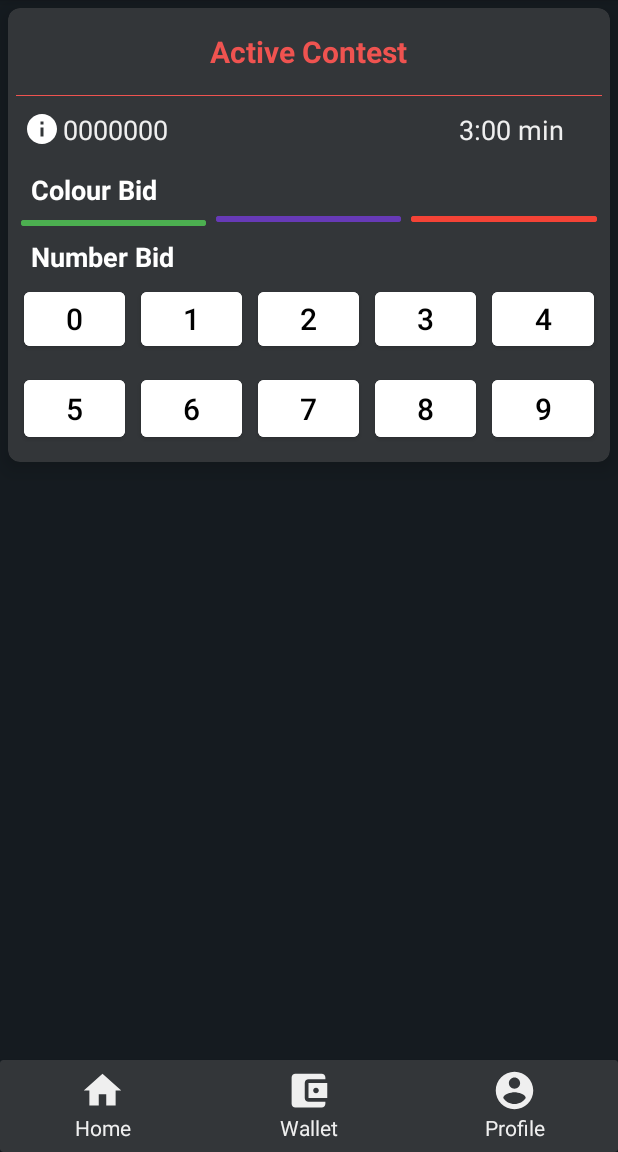
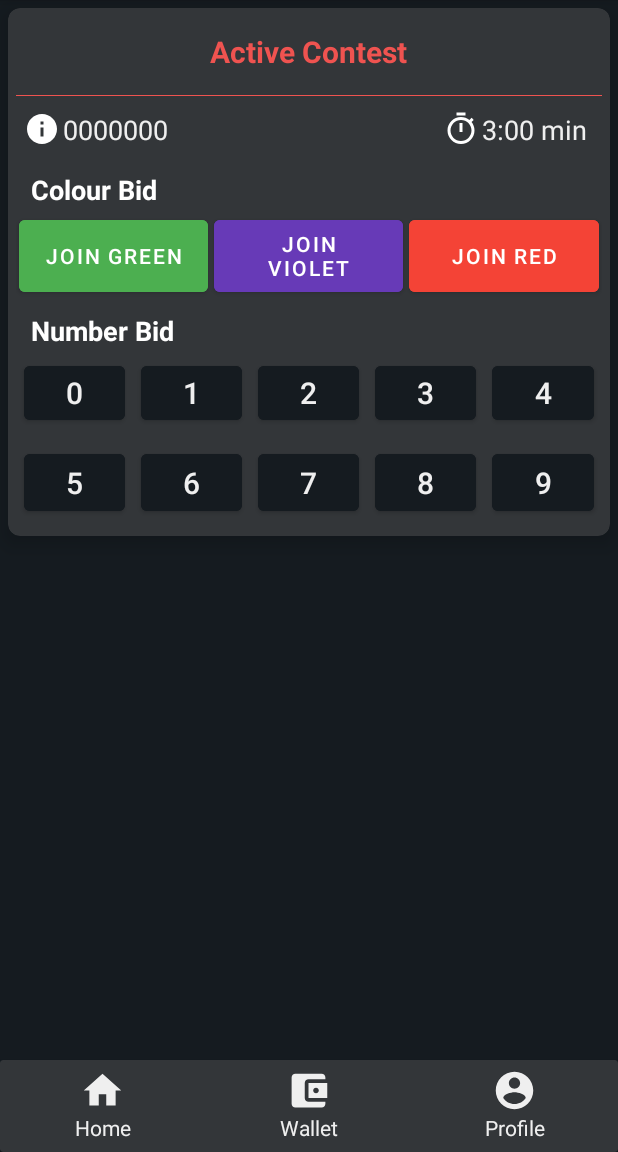
Before and after one commit to 1tsak/crypto-mine, an Android app: the FragmentHome screen opened directly, with no data from a screen before it, on a phone screen of 412 x 824 dp, the part 84-1236 px from its top. Run offline under Robolectric (Android 15) with nearby library versions, the phone set to English and light mode, and no system bars.

Commit message:
update v1

```diff
--- a/app/src/main/java/com/oadev/bidding/AddMoneyActivity.java
+++ b/app/src/main/java/com/oadev/bidding/AddMoneyActivity.java
@@ -29,7 +29,7 @@ public class AddMoneyActivity extends AppCompatActivity {
     EditText amountfield;
     ProgressBar progressBar;
     String orderIdString;
-    private Integer ActivityRequestCode = 2;
+    private final Integer ActivityRequestCode = 2;
 
     @Override
     protected void onCreate(Bundle savedInstanceState) {
@@ -116,7 +116,7 @@ public class AddMoneyActivity extends AppCompatActivity {
 
             @Override
             public void onErrorProceed(String s) {
-                Log.e("paytm", " onErrorProcess " + s.toString());
+                Log.e("paytm", " onErrorProcess " + s);
             }
 
             @Override
@@ -180,6 +180,6 @@ public class AddMoneyActivity extends AppCompatActivity {
         Random rand = new Random();
         int min = 1000, max = 9999;
         int randomNum = rand.nextInt((max - min) + 1) + min;
-        return date + String.valueOf(randomNum);
+        return date + randomNum;
     }
 }
--- a/app/src/main/java/com/oadev/bidding/Config.java
+++ b/app/src/main/java/com/oadev/bidding/Config.java
@@ -2,7 +2,7 @@ package com.oadev.bidding;
 
 public class Config {
     public static String BASE_URL = "https://bid.codebazar.in/bidding/";
-    public static String loginUrl = BASE_URL+"login.php?";
-    public static String signupUrl = BASE_URL+"signup.php?";
+    public static String loginUrl = BASE_URL + "login.php?";
+    public static String signupUrl = BASE_URL + "signup.php?";
     public static String paytmMID = "";
 }
--- a/app/src/main/java/com/oadev/bidding/FragmentHome.java
+++ b/app/src/main/java/com/oadev/bidding/FragmentHome.java
@@ -87,7 +87,7 @@ public class FragmentHome extends Fragment {
             }
         });
 
-         num5.setOnClickListener(new View.OnClickListener() {
+        num5.setOnClickListener(new View.OnClickListener() {
             @Override
             public void onClick(View view) {
 
@@ -123,7 +123,6 @@ public class FragmentHome extends Fragment {
         });
 
 
-
     }
 
     private void bindviews(View view) {
--- a/app/src/main/java/com/oadev/bidding/OtpEditText.java
+++ b/app/src/main/java/com/oadev/bidding/OtpEditText.java
@@ -7,13 +7,14 @@ import android.text.Editable;
 import android.util.AttributeSet;
 import android.view.ActionMode;
 import android.view.View;
+
 import androidx.appcompat.widget.AppCompatEditText;
 
 public class OtpEditText extends AppCompatEditText {
     private float mSpace = 24; //24 dp by default, space between the lines
     private float mNumChars = 4;
     private float mLineSpacing = 8; //8dp by default, height of the text from our lines
-    private int mMaxLength = 6;
+    private final int mMaxLength = 6;
     private float mLineStroke = 2;
     private Paint mLinesPaint;
     private OnClickListener mClickListener;
--- a/app/src/main/java/com/oadev/bidding/PrefManager.java
+++ b/app/src/main/java/com/oadev/bidding/PrefManager.java
@@ -43,7 +43,7 @@ public class PrefManager {
         editor.putString(KEY_USERNAME, user.getUsername());
         editor.putString(KEY_EMAIL, user.getEmail());
         editor.putString(KEY_AMOUNT, user.getAmount());
-        editor.putString(KEY_PHONE,user.getPhone());
+        editor.putString(KEY_PHONE, user.getPhone());
         editor.apply();
     }
 
@@ -61,7 +61,7 @@ public class PrefManager {
                 sharedPreferences.getString(KEY_USERNAME, null),
                 sharedPreferences.getString(KEY_EMAIL, null),
                 sharedPreferences.getString(KEY_AMOUNT, null),
-                sharedPreferences.getString(KEY_PHONE,null)
+                sharedPreferences.getString(KEY_PHONE, null)
         );
     }
 
--- a/app/src/main/java/com/oadev/bidding/Token_Res.java
+++ b/app/src/main/java/com/oadev/bidding/Token_Res.java
@@ -28,6 +28,7 @@ public class Token_Res {
     public void setBody(Body body) {
         this.body = body;
     }
+
     public class ResultInfo {
 
         @SerializedName("resultStatus")
@@ -65,6 +66,7 @@ public class Token_Res {
         }
 
     }
+
     public class Head {
 
         @SerializedName("responseTimestamp")
--- a/app/src/main/java/com/oadev/bidding/WithdrawActivity.java
+++ b/app/src/main/java/com/oadev/bidding/WithdrawActivity.java
@@ -1,8 +1,8 @@
 package com.oadev.bidding;
 
+import android.os.Bundle;
+
 import androidx.appcompat.app.AppCompatActivity;
-
-import android.os.Bundle;
 
 public class WithdrawActivity extends AppCompatActivity {
 
--- /dev/null
+++ b/app/src/main/res/drawable/ic_baseline_timer_24.xml
@@ -0,0 +1,10 @@
+<vector xmlns:android="http://schemas.android.com/apk/res/android"
+    android:width="24dp"
+    android:height="24dp"
+    android:viewportWidth="24"
+    android:viewportHeight="24"
+    android:tint="?attr/colorControlNormal">
+  <path
+      android:fillColor="@android:color/white"
+      android:pathData="M15,1L9,1v2h6L15,1zM11,14h2L13,8h-2v6zM19.03,7.39l1.42,-1.42c-0.43,-0.51 -0.9,-0.99 -1.41,-1.41l-1.42,1.42C16.07,4.74 14.12,4 12,4c-4.97,0 -9,4.03 -9,9s4.02,9 9,9 9,-4.03 9,-9c0,-2.12 -0.74,-4.07 -1.97,-5.61zM12,20c-3.87,0 -7,-3.13 -7,-7s3.13,-7 7,-7 7,3.13 7,7 -3.13,7 -7,7z"/>
+</vector>
--- a/app/src/main/res/layout/fragment_home.xml
+++ b/app/src/main/res/layout/fragment_home.xml
@@ -1,21 +1,20 @@
 <?xml version="1.0" encoding="utf-8"?>
 <RelativeLayout xmlns:android="http://schemas.android.com/apk/res/android"
+    xmlns:app="http://schemas.android.com/apk/res-auto"
     xmlns:tools="http://schemas.android.com/tools"
     android:layout_width="match_parent"
     android:layout_height="match_parent"
-    xmlns:app="http://schemas.android.com/apk/res-auto"
     android:background="@color/bg_color"
     tools:context=".FragmentHome">
-
 
 
     <androidx.cardview.widget.CardView
         android:layout_width="wrap_content"
         android:layout_height="wrap_content"
+        android:layout_margin="5dp"
+        app:cardBackgroundColor="#333639"
         app:cardCornerRadius="@dimen/dimen_10dp"
-        app:cardElevation="@dimen/dimen_3dp"
-        android:layout_margin="5dp"
-        app:cardBackgroundColor="#333639">
+        app:cardElevation="@dimen/dimen_3dp">
 
 
         <RelativeLayout
@@ -24,14 +23,12 @@
             android:layout_margin="5dp">
 
 
-
-
             <TextView
                 android:id="@+id/actv_contsttxt"
                 android:layout_width="wrap_content"
                 android:layout_height="wrap_content"
+                android:layout_centerHorizontal="true"
                 android:layout_margin="10dp"
-                android:layout_centerHorizontal="true"
                 android:text="Active Contest"
                 android:textColor="@color/primary_color"
                 android:textSize="20sp"
@@ -52,23 +49,26 @@
                 android:layout_below="@id/seperator_2"
                 android:layout_marginLeft="5dp"
                 android:layout_marginTop="10dp"
-                android:textColor="@color/white_80"
-                android:text="0000000"
-                android:drawableTint="@color/white"
                 android:drawableLeft="@drawable/ic_baseline_info_24"
                 android:drawablePadding="2dp"
+                android:drawableTint="@color/white"
+                android:text="0000000"
+                android:textColor="@color/white_80"
                 android:textSize="18sp" />
 
             <TextView
                 android:id="@+id/periodidtxt"
                 android:layout_width="wrap_content"
                 android:layout_height="wrap_content"
+                android:layout_below="@id/seperator_2"
                 android:layout_alignParentRight="true"
-                android:layout_below="@id/seperator_2"
                 android:layout_marginTop="10dp"
-                android:layout_marginRight="25dp"
+                android:layout_marginRight="10dp"
+                android:drawableLeft="@drawable/ic_baseline_timer_24"
+                android:drawablePadding="2dp"
+                android:drawableTint="@color/white"
+                android:text="3:00 min"
                 android:textColor="@color/white_80"
-                android:text="3:00 min"
                 android:textSize="18sp" />
 
             <TextView
@@ -88,40 +88,41 @@
                 android:layout_width="match_parent"
                 android:layout_height="wrap_content"
                 android:layout_below="@id/colorbidtxt"
+                android:gravity="center"
                 android:weightSum="3">
 
                 <Button
                     android:id="@+id/greenbtn"
                     android:layout_width="0dp"
-                    android:layout_height="@dimen/dimen_50dp"
-                    android:layout_margin="3dp"
+                    android:layout_height="60dp"
+                    android:layout_margin="2dp"
                     android:layout_weight="1"
                     android:backgroundTint="#4CAF50"
                     android:text="JOIN GREEN"
                     android:textColor="@color/white"
-                    android:textSize="16sp" />
+                    android:textSize="14sp" />
 
                 <Button
                     android:id="@+id/violetbtn"
                     android:layout_width="0dp"
-                    android:layout_height="match_parent"
-                    android:layout_margin="3dp"
+                    android:layout_height="60dp"
+                    android:layout_margin="2dp"
                     android:layout_weight="1"
                     android:backgroundTint="#673AB7"
                     android:text="JOIN VIOLET"
                     android:textColor="@color/white"
-                    android:textSize="16sp" />
+                    android:textSize="14sp" />
 
                 <Button
                     android:id="@+id/redbtn"
                     android:layout_width="0dp"
-                    android:layout_height="match_parent"
-                    android:layout_margin="3dp"
+                    android:layout_height="60dp"
+                    android:layout_margin="2dp"
                     android:layout_weight="1"
                     android:backgroundTint="#F44336"
                     android:text="JOIN RED"
                     android:textColor="@color/white"
-                    android:textSize="16sp" />
+                    android:textSize="14sp" />
 
             </LinearLayout>
 
@@ -150,9 +151,9 @@
                     android:layout_height="match_parent"
                     android:layout_margin="5dp"
                     android:layout_weight="1"
-                    android:backgroundTint="#FFF"
+                    android:backgroundTint="@color/bg_color"
                     android:text="0"
-                    android:textColor="@color/black"
+                    android:textColor="@color/white_80"
                     android:textSize="20sp" />
 
                 <Button
@@ -161,9 +162,9 @@
                     android:layout_height="match_parent"
                     android:layout_margin="5dp"
                     android:layout_weight="1"
-                    android:backgroundTint="#FFF"
+                    android:backgroundTint="@color/bg_color"
                     android:text="1"
-                    android:textColor="@color/black"
+                    android:textColor="@color/white_80"
                     android:textSize="20sp" />
 
                 <Button
@@ -172,9 +173,9 @@
                     android:layout_height="match_parent"
                     android:layout_margin="5dp"
                     android:layout_weight="1"
-                    android:backgroundTint="#FFF"
+                    android:backgroundTint="@color/bg_color"
                     android:text="2"
-                    android:textColor="@color/black"
+                    android:textColor="@color/white_80"
                     android:textSize="20sp" />
 
                 <Button
@@ -183,9 +184,9 @@
                     android:layout_height="match_parent"
                     android:layout_margin="5dp"
                     android:layout_weight="1"
-                    android:backgroundTint="#FFF"
+                    android:backgroundTint="@color/bg_color"
                     android:text="3"
-                    android:textColor="@color/black"
+                    android:textColor="@color/white_80"
                     android:textSize="20sp" />
 
                 <Button
@@ -194,9 +195,9 @@
                     android:layout_height="match_parent"
                     android:layout_margin="5dp"
                     android:layout_weight="1"
-                    android:backgroundTint="#FFF"
+                    android:backgroundTint="@color/bg_color"
                     android:text="4"
-                    android:textColor="@color/black"
+                    android:textColor="@color/white_80"
                     android:textSize="20sp" />
 
             </LinearLayout>
@@ -215,9 +216,9 @@
                     android:layout_height="match_parent"
                     android:layout_margin="5dp"
                     android:layout_weight="1"
-                    android:backgroundTint="#FFF"
+                    android:backgroundTint="@color/bg_color"
                     android:text="5"
-                    android:textColor="@color/black"
+                    android:textColor="@color/white_80"
                     android:textSize="20sp" />
 
                 <Button
@@ -226,9 +227,9 @@
                     android:layout_height="match_parent"
                     android:layout_margin="5dp"
                     android:layout_weight="1"
-                    android:backgroundTint="#FFF"
+                    android:backgroundTint="@color/bg_color"
                     android:text="6"
-                    android:textColor="@color/black"
+                    android:textColor="@color/white_80"
                     android:textSize="20sp" />
 
                 <Button
@@ -237,19 +238,20 @@
                     android:layout_height="match_parent"
                     android:layout_margin="5dp"
                     android:layout_weight="1"
-                    android:backgroundTint="#FFF"
+                    android:backgroundTint="@color/bg_color"
                     android:text="7"
-                    android:textColor="@color/black"
+                    android:textColor="@color/white_80"
                     android:textSize="20sp" />
+
                 <Button
                     android:id="@+id/btnmbr8"
                     android:layout_width="0dp"
                     android:layout_height="50dp"
                     android:layout_margin="5dp"
                     android:layout_weight="1"
-                    android:backgroundTint="#FFF"
+                    android:backgroundTint="@color/bg_color"
                     android:text="8"
-                    android:textColor="@color/black"
+                    android:textColor="@color/white_80"
                     android:textSize="20sp" />
 
                 <Button
@@ -258,9 +260,9 @@
                     android:layout_height="50dp"
                     android:layout_margin="5dp"
                     android:layout_weight="1"
-                    android:backgroundTint="#FFF"
+                    android:backgroundTint="@color/bg_color"
                     android:text="9"
-                    android:textColor="@color/black"
+                    android:textColor="@color/white_80"
                     android:textSize="20sp" />
 
             </LinearLayout>
@@ -276,8 +278,6 @@
                 android:weightSum="4">
 
 
-
-
             </LinearLayout>
 
         </RelativeLayout>
--- a/app/src/main/res/values/themes.xml
+++ b/app/src/main/res/values/themes.xml
@@ -4,7 +4,7 @@
         <!-- Primary brand color. -->
         <item name="colorPrimary">@color/bg_color</item>
         <item name="colorPrimaryVariant">@color/bg_color</item>
-        <item name="colorOnPrimary">@color/white</item>
+        <item name="colorOnPrimary">@color/bg_color</item>
         <!-- Secondary brand color. -->
         <item name="colorSecondary">@color/primary_color</item>
         <item name="colorSecondaryVariant">@color/teal_700</item>
```
Also changed, not shown: app/src/main/java/com/oadev/bidding/FragmentProfile.java (+5 -6 lines), app/src/main/java/com/oadev/bidding/FragmentWallet.java (+5 -6 lines), app/src/main/java/com/oadev/bidding/LoginActivity.java (+11 -16 lines), app/src/main/java/com/oadev/bidding/MainActivity.java (+4 -4 lines), app/src/main/java/com/oadev/bidding/PaytmServiceWrapper.java (+5 -4 lines), app/src/main/java/com/oadev/bidding/PhoneAuthActivity.java (+7 -8 lines), app/src/main/java/com/oadev/bidding/SignUpActivity.java (+18 -18 lines), app/src/main/java/com/oadev/bidding/SplashActivity.java (+6 -6 lines), app/src/main/java/com/oadev/bidding/User.java (+6 -3 lines), app/src/main/res/drawable/ic_waves.xml (added, +24 -0 lines).
